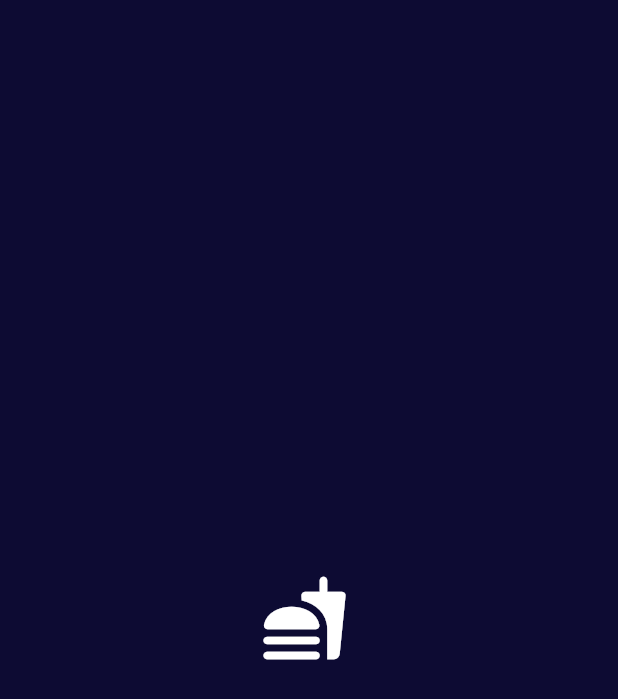
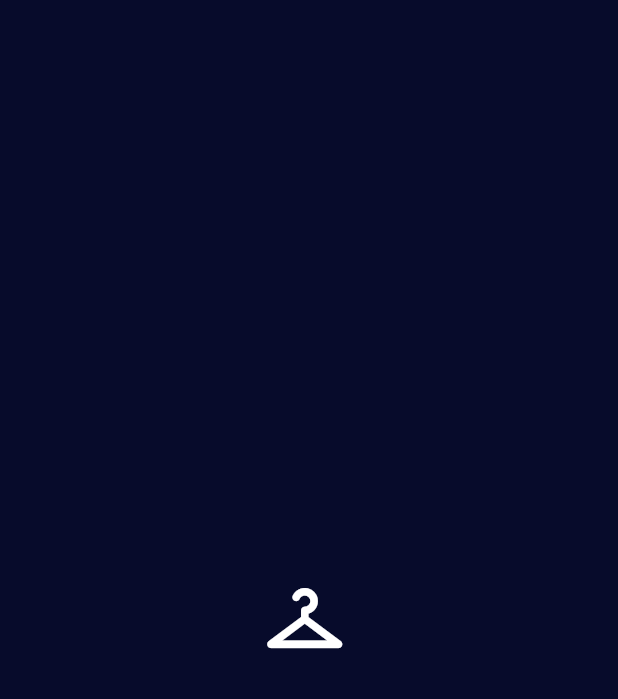
Before and after one commit to JodiKurniawan99/renthub_app, a Flutter app: the first screen one second after launch, on a phone screen of 412 x 824 dp. Shown: the top 699 px of the screen. Run offline on Flutter 3.47's test engine with Material 2 defaults, Android fonts, the phone set to English and light mode, and no system bars; our stand-ins replace fancy_bottom_navigation, google_fonts.

Commit message:
fix logo splash screen

```diff
--- a/lib/screens/splash_screen.dart
+++ b/lib/screens/splash_screen.dart
@@ -46,13 +46,13 @@ class _SplashScreenState extends State<SplashScreen>
     return Scaffold(
       body: Container(
         decoration: const BoxDecoration(
-          color: Color(0xFF0d0b33),
+          color: Color(0xFF070b2b),
         ),
         child: Center(
             child: SlideTransition(
           position: _offsetAnimation,
           child: Icon(
-            Icons.fastfood_rounded,
+            Icons.checkroom_rounded,
             color: Colors.white,
             size: 60,
           ),
```
